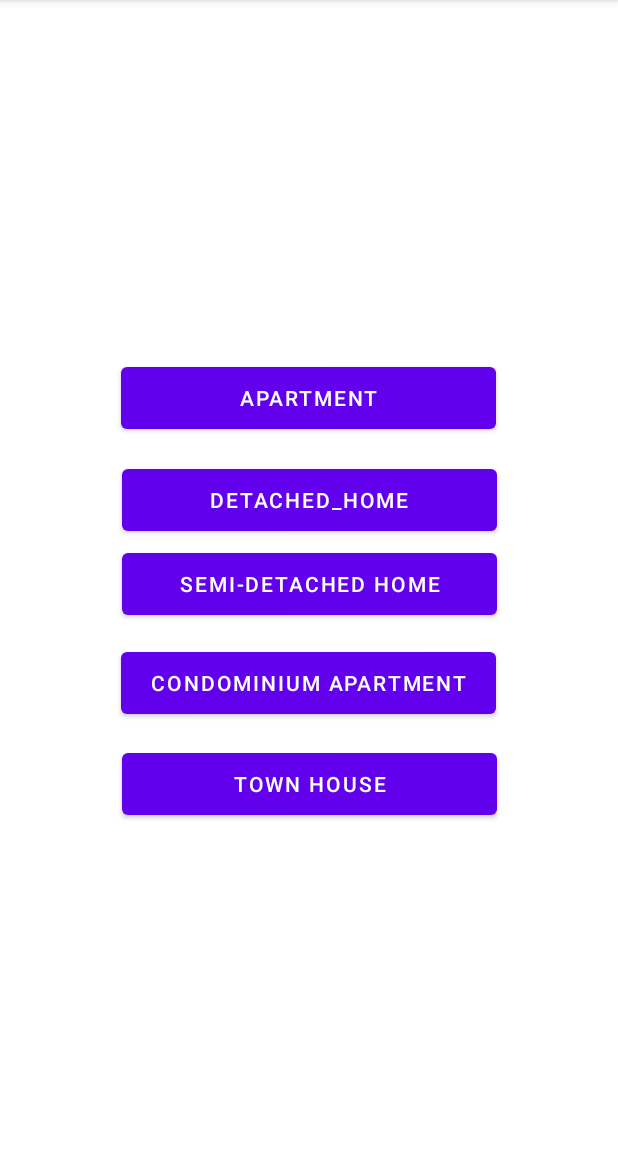
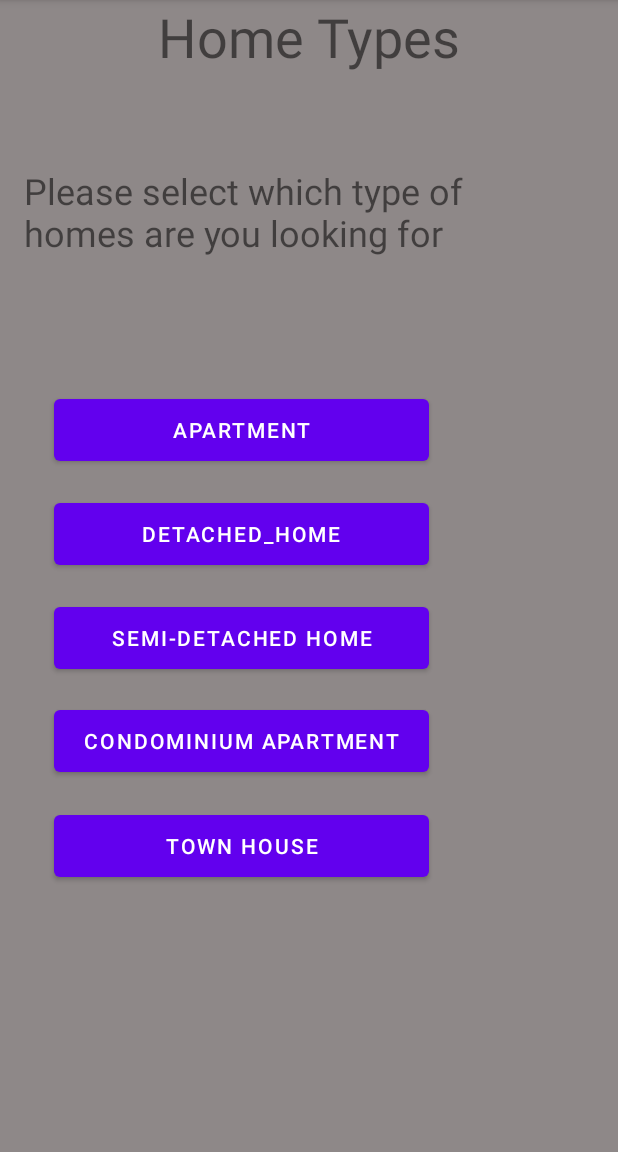
Before and after one commit to KitkatChunk/AbdulkaremAlaniLab2, an Android app: the AbdulkaremHomeType screen opened directly, with no data from a screen before it, on a phone screen of 412 x 824 dp, the part 84-1236 px from its top. Run offline under Robolectric (Android 15) with nearby library versions, the phone set to English and light mode, and no system bars.

Commit message:
Added images and text for layouts in second page

```diff
--- a/AbdulkaremLab2/app/src/main/res/layout/abdulkarem_home_types.xml
+++ b/AbdulkaremLab2/app/src/main/res/layout/abdulkarem_home_types.xml
@@ -4,6 +4,7 @@
     xmlns:tools="http://schemas.android.com/tools"
     android:layout_width="match_parent"
     android:layout_height="match_parent"
+    android:background="#8E8888"
     tools:context=".AbdulkaremHomeType">
 
 
@@ -17,10 +18,10 @@
         android:text="apartment"
         app:layout_constraintBottom_toBottomOf="parent"
         app:layout_constraintEnd_toEndOf="parent"
-        app:layout_constraintHorizontal_bias="0.496"
+        app:layout_constraintHorizontal_bias="0.223"
         app:layout_constraintStart_toStartOf="parent"
         app:layout_constraintTop_toTopOf="parent"
-        app:layout_constraintVertical_bias="0.334" />
+        app:layout_constraintVertical_bias="0.364" />
 
     <Button
         android:id="@+id/abdulkaremdetachedhomebtn"
@@ -32,10 +33,10 @@
         android:text="detached_home"
         app:layout_constraintBottom_toBottomOf="parent"
         app:layout_constraintEnd_toEndOf="parent"
-        app:layout_constraintHorizontal_bias="0.503"
+        app:layout_constraintHorizontal_bias="0.223"
         app:layout_constraintStart_toStartOf="parent"
         app:layout_constraintTop_toTopOf="parent"
-        app:layout_constraintVertical_bias="0.429" />
+        app:layout_constraintVertical_bias="0.461" />
 
     <Button
         android:id="@+id/abdulkaremsemidetachedhomebtn"
@@ -47,10 +48,10 @@
         android:text="semi-detached Home"
         app:layout_constraintBottom_toBottomOf="parent"
         app:layout_constraintEnd_toEndOf="parent"
-        app:layout_constraintHorizontal_bias="0.503"
+        app:layout_constraintHorizontal_bias="0.223"
         app:layout_constraintStart_toStartOf="parent"
         app:layout_constraintTop_toTopOf="parent"
-        app:layout_constraintVertical_bias="0.507" />
+        app:layout_constraintVertical_bias="0.558" />
 
     <Button
         android:id="@+id/abdulkaremcondominiumapartmentbtn"
@@ -62,10 +63,10 @@
         android:text="Condominium Apartment"
         app:layout_constraintBottom_toBottomOf="parent"
         app:layout_constraintEnd_toEndOf="parent"
-        app:layout_constraintHorizontal_bias="0.496"
+        app:layout_constraintHorizontal_bias="0.223"
         app:layout_constraintStart_toStartOf="parent"
         app:layout_constraintTop_toTopOf="parent"
-        app:layout_constraintVertical_bias="0.6" />
+        app:layout_constraintVertical_bias="0.654" />
 
     <Button
         android:id="@+id/abdulkaremtownhousebtn"
@@ -77,8 +78,31 @@
         android:text="Town House"
         app:layout_constraintBottom_toBottomOf="parent"
         app:layout_constraintEnd_toEndOf="parent"
-        app:layout_constraintHorizontal_bias="0.503"
+        app:layout_constraintHorizontal_bias="0.223"
         app:layout_constraintStart_toStartOf="parent"
         app:layout_constraintTop_toTopOf="parent"
-        app:layout_constraintVertical_bias="0.694" />
+        app:layout_constraintVertical_bias="0.752" />
+
+    <TextView
+        android:id="@+id/textView7"
+        android:layout_width="336dp"
+        android:layout_height="79dp"
+        android:text="Please select which type of homes are you looking for"
+        android:textSize="24sp"
+        app:layout_constraintBottom_toBottomOf="parent"
+        app:layout_constraintEnd_toEndOf="parent"
+        app:layout_constraintHorizontal_bias="0.213"
+        app:layout_constraintStart_toStartOf="parent"
+        app:layout_constraintTop_toTopOf="parent"
+        app:layout_constraintVertical_bias="0.161" />
+
+    <TextView
+        android:id="@+id/textView8"
+        android:layout_width="wrap_content"
+        android:layout_height="wrap_content"
+        android:text="Home Types"
+        android:textSize="36sp"
+        app:layout_constraintEnd_toEndOf="parent"
+        app:layout_constraintStart_toStartOf="parent"
+        app:layout_constraintTop_toTopOf="parent" />
 </androidx.constraintlayout.widget.ConstraintLayout>
```
Also changed, not shown: AbdulkaremLab2/app/src/main/res/layout/activity_main.xml (+5 -2 lines), AbdulkaremLab2/app/src/main/res/layout/alani_apartment.xml (+29 -2 lines), AbdulkaremLab2/app/src/main/res/layout/alani_condominium_apartment.xml (+22 -2 lines), AbdulkaremLab2/app/src/main/res/layout/alani_detached_home.xml (+31 -17 lines), AbdulkaremLab2/app/src/main/res/layout/alani_semi_detached_home.xml (+30 -4 lines), AbdulkaremLab2/app/src/main/res/layout/alani_town_house.xml (+65 -3 lines), AbdulkaremLab2/app/src/main/res/drawable/apartment1.jpg (added), AbdulkaremLab2/app/src/main/res/drawable/apartment2.jpg (added), AbdulkaremLab2/app/src/main/res/drawable/condo1.jpg (added), AbdulkaremLab2/app/src/main/res/drawable/detachedhome1.jpg (added), AbdulkaremLab2/app/src/main/res/drawable/detachedhome2.jpg (added), AbdulkaremLab2/app/src/main/res/drawable/home1.jpg (added), AbdulkaremLab2/app/src/main/res/drawable/home2.jpg (added), AbdulkaremLab2/app/src/main/res/drawable/semidetachedhome1.jpeg (added), 1 more files, 1 other file.
